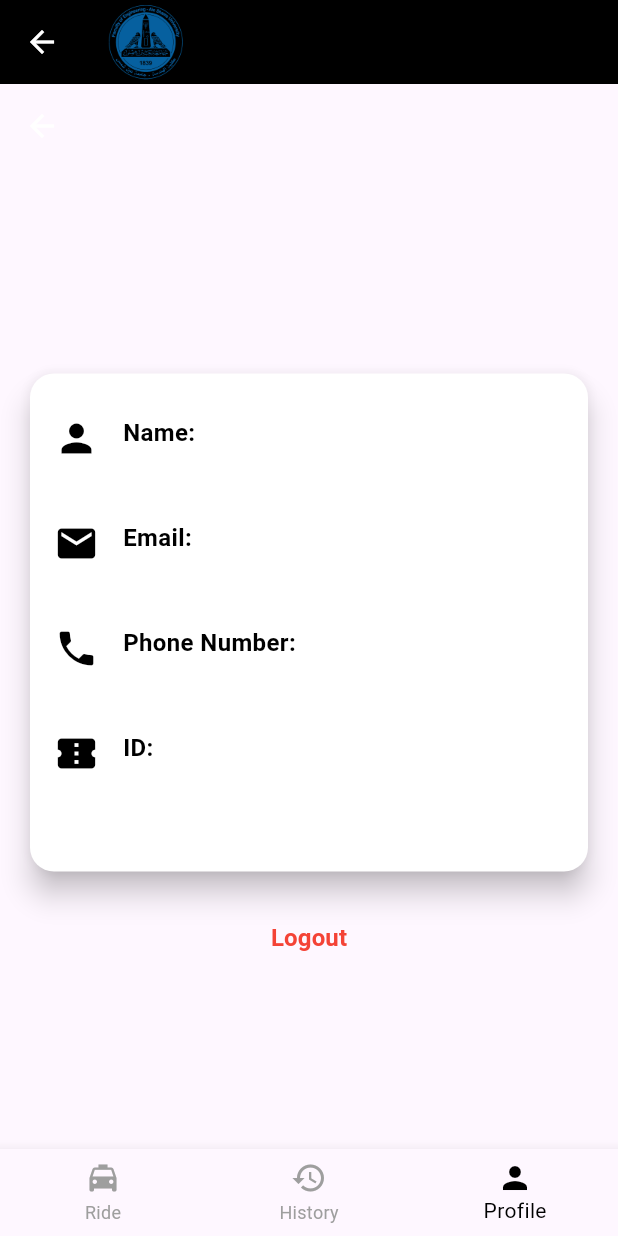
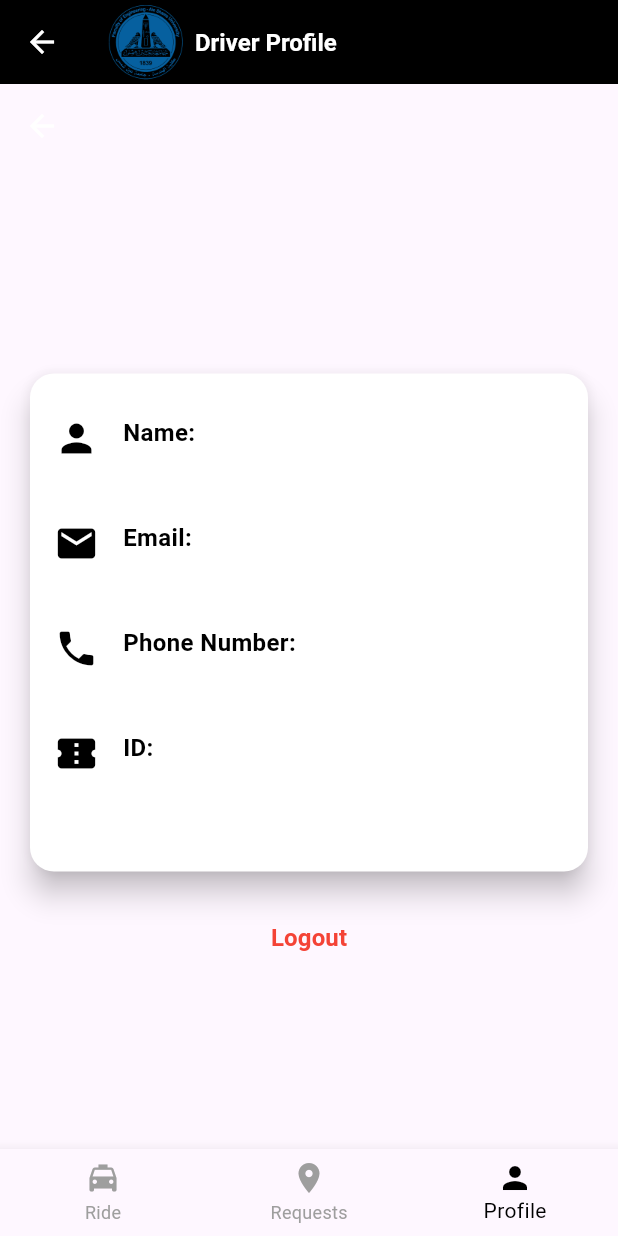
Before and after one commit to KarimAshraf21/driver-mobile-project, a Flutter app: the HomePage screen opened by its route, item 3 of the bottom bar chosen, on a phone screen of 412 x 824 dp. Run offline on Flutter 3.47's test engine with Material 3 defaults, Android fonts, the phone set to English and light mode, and no system bars; our stand-ins replace cloud_firestore, firebase_auth, firebase_core; accounts and stored records are empty.

Commit message:
driver can accept or delete requests

```diff
--- a/lib/home_page.dart
+++ b/lib/home_page.dart
@@ -23,6 +23,7 @@ class HomePage extends StatefulWidget {
 class _HomePageState extends State<HomePage> {
   User? _user;
   Map<String, dynamic>? _userData;
+
   @override
   void initState() {
     _getUserInfo();
@@ -51,7 +52,6 @@ class _HomePageState extends State<HomePage> {
 
   int _currentIndex = 0;
 
-  // List of pages corresponding to each tab
   final List<Widget> _pages = [
     const RidePage(),
     const RequestsPage(),
@@ -62,8 +62,11 @@ class _HomePageState extends State<HomePage> {
   Widget build(BuildContext context) {
     return Scaffold(
       backgroundColor: Theme.of(context).colorScheme.background,
-      appBar:
-          _currentIndex == 0 ? buildBookingPageAppBar() : buildStandardAppBar(),
+      appBar: _currentIndex == 0
+          ? buildBookingPageAppBar()
+          : _currentIndex == 1
+              ? buildRequestsPageAppBar()
+              : buildProfilePageAppBar(),
       body: _pages[_currentIndex],
       bottomNavigationBar: BottomNavigationBar(
         selectedItemColor: Colors.black,
@@ -80,8 +83,8 @@ class _HomePageState extends State<HomePage> {
             label: "Ride",
           ),
           BottomNavigationBarItem(
-            icon: Icon(Icons.history),
-            label: 'History',
+            icon: Icon(Icons.location_on),
+            label: 'Requests',
           ),
           BottomNavigationBarItem(
             icon: Icon(Icons.person),
@@ -92,14 +95,13 @@ class _HomePageState extends State<HomePage> {
     );
   }
 
-  // Custom app bar for BookingPage
   PreferredSizeWidget buildBookingPageAppBar() {
     return AppBar(
       backgroundColor: Colors.black,
       title: Row(
         children: [
           SizedBox(width: 50, child: Image.asset('assets/logo.png')),
-          const SizedBox(width: 8), // Add some spacing between logo and texts
+          const SizedBox(width: 8),
           Column(
             crossAxisAlignment: CrossAxisAlignment.start,
             children: [
@@ -121,11 +123,51 @@ class _HomePageState extends State<HomePage> {
     );
   }
 
-  // Standard app bar for other pages
-  AppBar buildStandardAppBar() {
+  PreferredSizeWidget buildRequestsPageAppBar() {
     return AppBar(
       backgroundColor: Colors.black,
-      title: SizedBox(width: 50, child: Image.asset('assets/logo.png')),
+      title: Row(
+        children: [
+          SizedBox(width: 50, child: Image.asset('assets/logo.png')),
+          const SizedBox(width: 8),
+          const Column(
+            crossAxisAlignment: CrossAxisAlignment.start,
+            children: [
+              Text(
+                'Requests',
+                style: TextStyle(
+                    fontSize: 16,
+                    fontWeight: FontWeight.bold,
+                    color: Colors.white),
+              ),
+            ],
+          ),
+        ],
+      ),
+    );
+  }
+
+  PreferredSizeWidget buildProfilePageAppBar() {
+    return AppBar(
+      backgroundColor: Colors.black,
+      title: Row(
+        children: [
+          SizedBox(width: 50, child: Image.asset('assets/logo.png')),
+          const SizedBox(width: 8),
+          const Column(
+            crossAxisAlignment: CrossAxisAlignment.start,
+            children: [
+              Text(
+                'Driver Profile',
+                style: TextStyle(
+                    fontSize: 16,
+                    fontWeight: FontWeight.bold,
+                    color: Colors.white),
+              ),
+            ],
+          ),
+        ],
+      ),
     );
   }
 }
```
Also changed, not shown: lib/requests_page.dart (+44 -8 lines).
